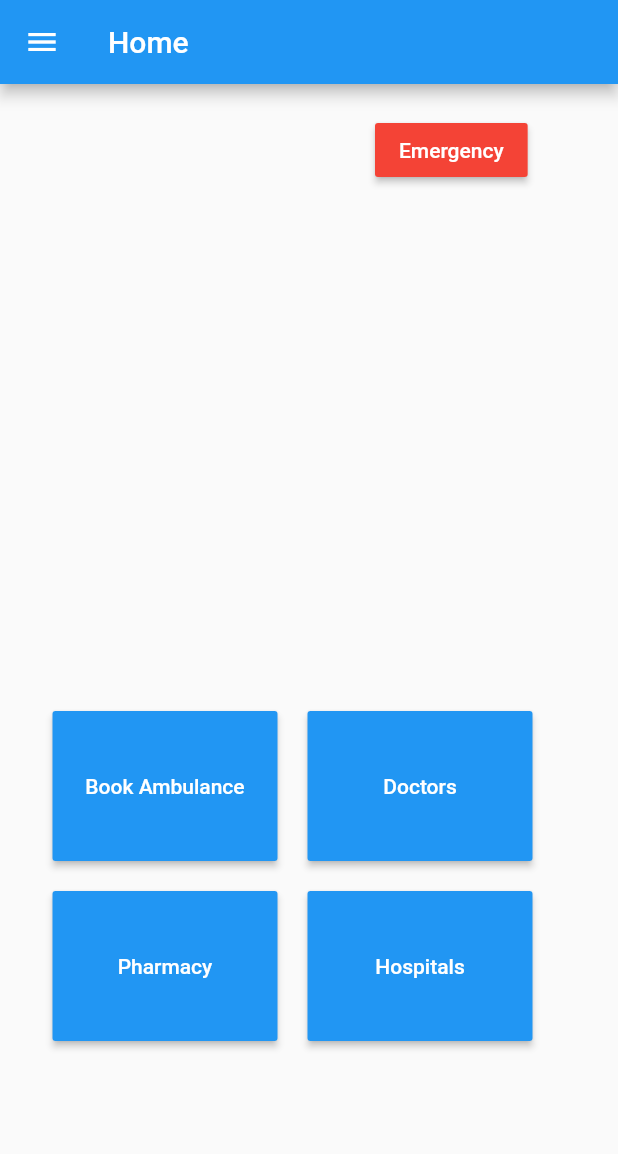
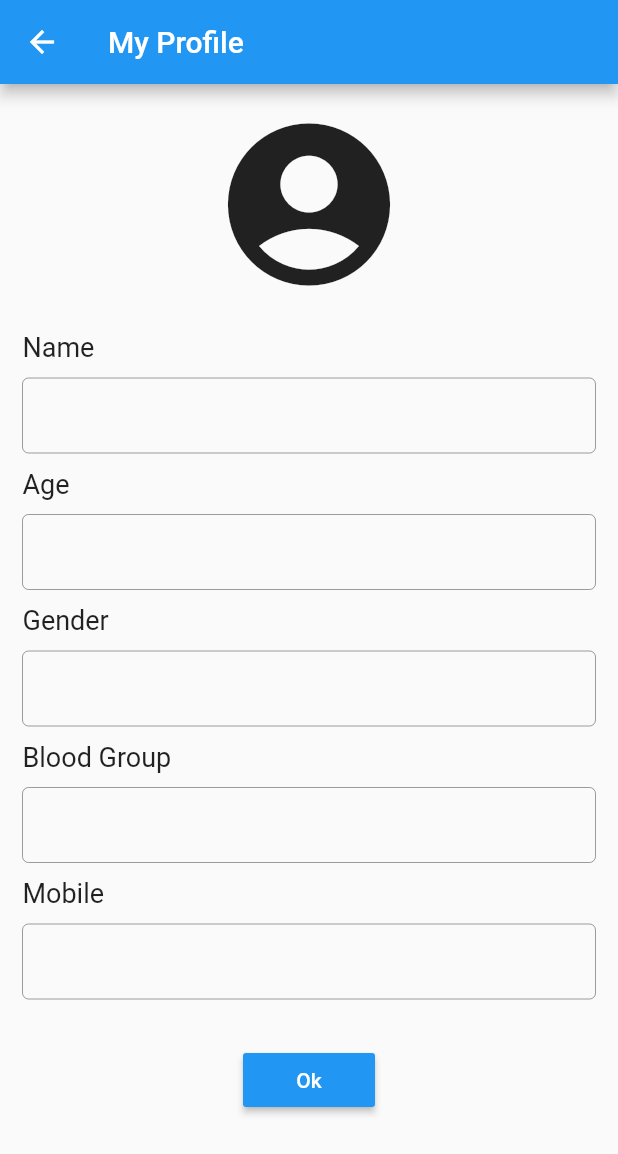
Before and after one commit to areeba-shaikh/int-elligence, a Flutter app: the HomePage screen opened directly, in the side drawer, after a tap on "My Profile", on a phone screen of 412 x 824 dp. Shown: the top 1154 px of the screen. Run offline on Flutter 3.47's test engine with Material 2 defaults, Android fonts, the phone set to English and light mode, and no system bars; our stand-ins replace animated_splash_screen, datetime_picker_formfield, flutter_datetime_picker, hexcolor, location; missing offline and left inert: geocoder, maps_launcher.

Commit message:
my profile

```diff
--- a/lib/screens/home.dart
+++ b/lib/screens/home.dart
@@ -1,7 +1,11 @@
 import 'package:ambulance/screens/initial.dart';
 import 'package:flutter/material.dart';
+import 'package:flutter/services.dart';
 import 'package:maps_launcher/maps_launcher.dart';
 import 'package:ambulance/screens/bookambulance.dart';
+import 'package:ambulance/screens/profile.dart';
+import 'package:location/location.dart';
+import 'package:geocoder/geocoder.dart';
 // import 'package:ambulance/screens/login.dart';
 
 class HomePage extends StatefulWidget {
@@ -10,6 +14,42 @@ class HomePage extends StatefulWidget {
 }
 
 class _HomePageState extends State<HomePage> {
+  @override
+  void initState() {
+    super.initState();
+    getUserLocation();
+  }
+
+  //TextEditingController locController = TextEditingController();
+  getUserLocation() async {
+    //call this async method from whereever you need
+
+    LocationData myLocation;
+    String error;
+    Location location = new Location();
+    try {
+      myLocation = await location.getLocation();
+    } on PlatformException catch (e) {
+      if (e.code == 'PERMISSION_DENIED') {
+        error = 'please grant permission';
+        print(error);
+      }
+      if (e.code == 'PERMISSION_DENIED_NEVER_ASK') {
+        error = 'permission denied- please enable it from app settings';
+        print(error);
+      }
+      myLocation = null;
+    }
+    final coordinates =
+        new Coordinates(myLocation.latitude, myLocation.longitude);
+    var addresses =
+        await Geocoder.local.findAddressesFromCoordinates(coordinates);
+    var first = addresses.first;
+    print(' ${first.subLocality},${first.locality}, ${first.adminArea}, ');
+    //locController.text = first.addressLine;
+    return first;
+  }
+
   @override
   Widget build(BuildContext context) {
     return Scaffold(
@@ -52,14 +92,14 @@ class _HomePageState extends State<HomePage> {
                                 fontSize: 20,
                               ),
                             ),
-                            Text(
-                              "Location",
-                              textAlign: TextAlign.left,
-                              maxLines: 2,
-                              style: TextStyle(
-                                fontSize: 20,
-                              ),
-                            ),
+                            // Text(
+                            //   "${first.addressLine})",
+                            //   textAlign: TextAlign.left,
+                            //   maxLines: 2,
+                            //   style: TextStyle(
+                            //     fontSize: 20,
+                            //   ),
+                            // ),
                           ],
                         ),
                       ),
@@ -84,7 +124,11 @@ class _HomePageState extends State<HomePage> {
                         hoverColor: Colors.lightBlue,
                         focusColor: Colors.indigo,
                         onTap: () {
-                          Navigator.pop(context);
+                          Navigator.push(
+                              context,
+                              MaterialPageRoute(
+                                builder: (context) => MyProfile(),
+                              ));
                         },
                       ),
                       Divider(
--- /dev/null
+++ b/lib/screens/profile.dart
@@ -0,0 +1,201 @@
+import 'package:ambulance/screens/login.dart';
+import 'package:flutter/material.dart';
+import 'dart:async';
+
+import 'database-manager.dart';
+
+import 'User.dart';
+
+class MyProfile extends StatefulWidget {
+  @override
+  _MyProfileState createState() => _MyProfileState();
+}
+
+class Item {
+  const Item(this.name);
+  final String name;
+}
+
+class _MyProfileState extends State<MyProfile> {
+  TextEditingController nameController = TextEditingController();
+  TextEditingController passController = TextEditingController();
+  TextEditingController conpassController = TextEditingController();
+  TextEditingController emailController = TextEditingController();
+  TextEditingController mobileController = TextEditingController();
+  TextEditingController ageController = TextEditingController();
+  TextEditingController bloodController = TextEditingController();
+  TextEditingController genderController = TextEditingController();
+
+  Item selectedblood;
+  Item selectedgender;
+  List<Item> bloods = <Item>[
+    const Item('A +ve'),
+    const Item('A -ve'),
+    const Item('B +ve'),
+    const Item('B -ve'),
+    const Item('AB +ve'),
+    const Item('AB -ve'),
+    const Item('O +ve'),
+    const Item('O -ve')
+  ];
+  List<Item> genders = <Item>[
+    const Item("Male"),
+    const Item("Female"),
+  ];
+  @override
+  Widget build(BuildContext context) {
+    return Scaffold(
+      appBar: AppBar(
+        title: Text("My Profile"),
+      ),
+      body: SingleChildScrollView(
+          padding: const EdgeInsets.all(15.0),
+          child: Column(
+            crossAxisAlignment: CrossAxisAlignment.start,
+            children: <Widget>[
+              Center(
+                child: Icon(
+                  Icons.account_circle,
+                  size: 130,
+                ),
+              ),
+              SizedBox(
+                height: 20,
+              ),
+              Text(
+                "Name",
+                textAlign: TextAlign.left,
+                style: TextStyle(
+                  fontSize: 18,
+                ),
+              ),
+              SizedBox(
+                height: 10,
+              ),
+              Container(
+                height: 50,
+                child: TextField(
+                  controller: nameController,
+                  autocorrect: true,
+                  enabled: false,
+                  decoration: InputDecoration(
+                    border: OutlineInputBorder(),
+                  ),
+                ),
+              ),
+              SizedBox(
+                height: 10,
+              ),
+              Text(
+                "Age",
+                textAlign: TextAlign.left,
+                style: TextStyle(
+                  fontSize: 18,
+                ),
+              ),
+              SizedBox(
+                height: 10,
+              ),
+              Container(
+                height: 50,
+                child: TextField(
+                  controller: ageController,
+                  autocorrect: true,
+                  enabled: false,
+                  decoration: InputDecoration(
+                    border: OutlineInputBorder(),
+                  ),
+                ),
+              ),
+              SizedBox(
+                height: 10,
+              ),
+              Text(
+                "Gender",
+                textAlign: TextAlign.left,
+                style: TextStyle(
+                  fontSize: 18,
+                ),
+              ),
+              SizedBox(
+                height: 10,
+              ),
+              Container(
+                height: 50,
+                child: TextField(
+                  controller: genderController,
+                  autocorrect: true,
+                  enabled: false,
+                  decoration: InputDecoration(
+                    border: OutlineInputBorder(),
+                  ),
+                ),
+              ),
+              SizedBox(
+                height: 10,
+              ),
+              Text(
+                "Blood Group",
+                textAlign: TextAlign.left,
+                style: TextStyle(
+                  fontSize: 18,
+                ),
+              ),
+              SizedBox(
+                height: 10,
+              ),
+              Container(
+                height: 50,
+                child: TextField(
+                  controller: bloodController,
+                  autocorrect: true,
+                  enabled: false,
+                  decoration: InputDecoration(
+                    border: OutlineInputBorder(),
+                  ),
+                ),
+              ),
+              SizedBox(
+                height: 10,
+              ),
+              Text(
+                "Mobile",
+                textAlign: TextAlign.left,
+                style: TextStyle(
+                  fontSize: 18,
+                ),
+              ),
+              SizedBox(
+                height: 10,
+              ),
+              Container(
+                height: 50,
+                child: TextField(
+                  controller: mobileController,
+                  autocorrect: true,
+                  enabled: false,
+                  decoration: InputDecoration(
+                    border: OutlineInputBorder(),
+                  ),
+                ),
+              ),
+              SizedBox(
+                height: 30,
+              ),
+              Center(
+                child: RaisedButton(
+                  onPressed: () {
+                    Navigator.pop(context);
+                    Navigator.pop(context);
+                  },
+                  color: Colors.blue,
+                  textColor: Colors.white,
+                  //padding: EdgeInsets.fromLTRB(9, 9, 9, 9),
+                  child: Text("Ok"),
+                ),
+              ),
+            ],
+          )),
+    );
+  }
+}
```
Also changed, not shown: 1 other file.
